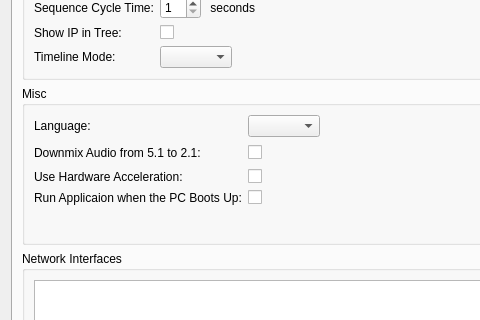
Old version of the form client/src/ui/dialogs/preferences_dialog.ui in the repository networkoptix/nx_open; both pictures show x 0 to 480 and y 306 to 626 of the 650 by 820 pixel window.
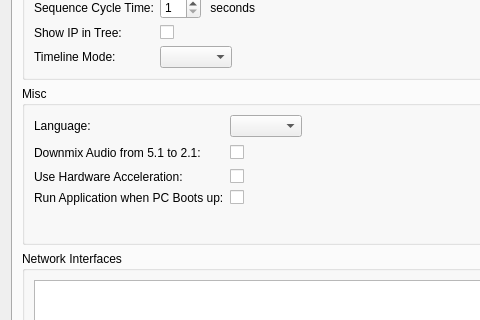
New version of the form.

Commit message:
release-notes and some renamings
<==== Mercurial data ====>
Branch: master

What changed in the file:
```diff
--- a/client/src/ui/dialogs/preferences_dialog.ui
+++ b/client/src/ui/dialogs/preferences_dialog.ui
@@ -361,7 +361,7 @@
           <item row="3" column="0">
            <widget class="QLabel" name="autoStartLabel">
             <property name="text">
-             <string>Run Applicaion when the PC Boots Up:</string>
+             <string>Run Application when PC Boots up:</string>
             </property>
            </widget>
           </item>
```
The commit also changes 2 other files.
